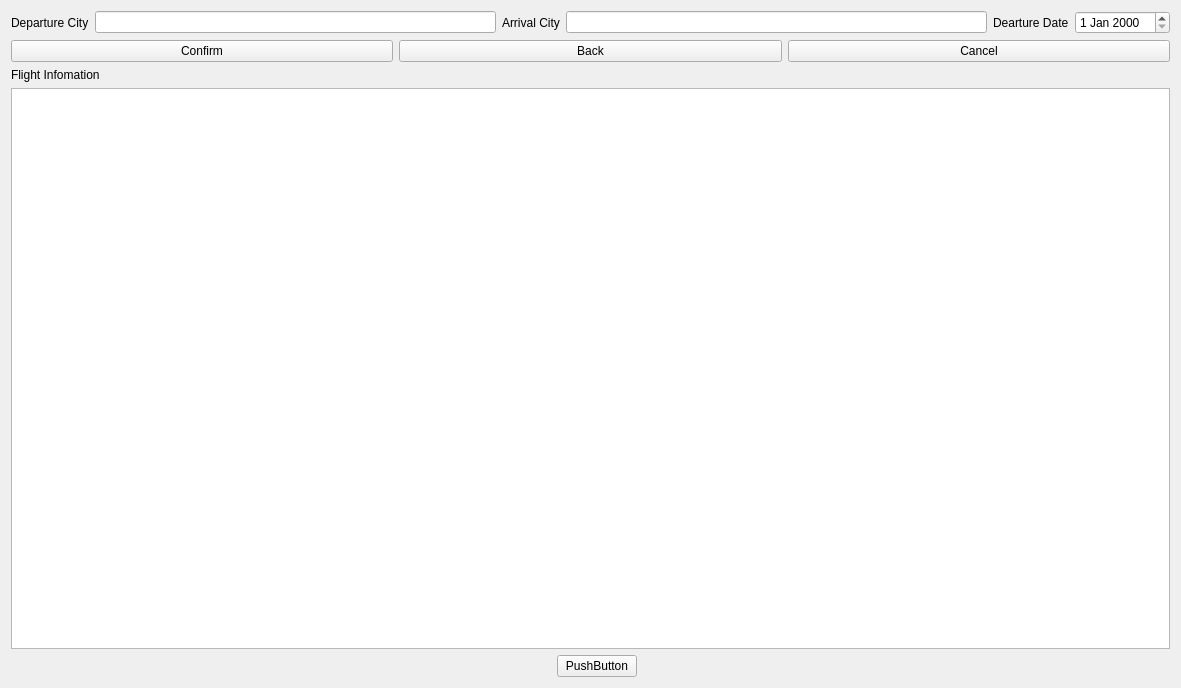
Before: the Qt Designer form flight_inquiry_citys_and_date.ui in Aloereed/Flightman_Client_DATA130039, drawn with Qt 5.
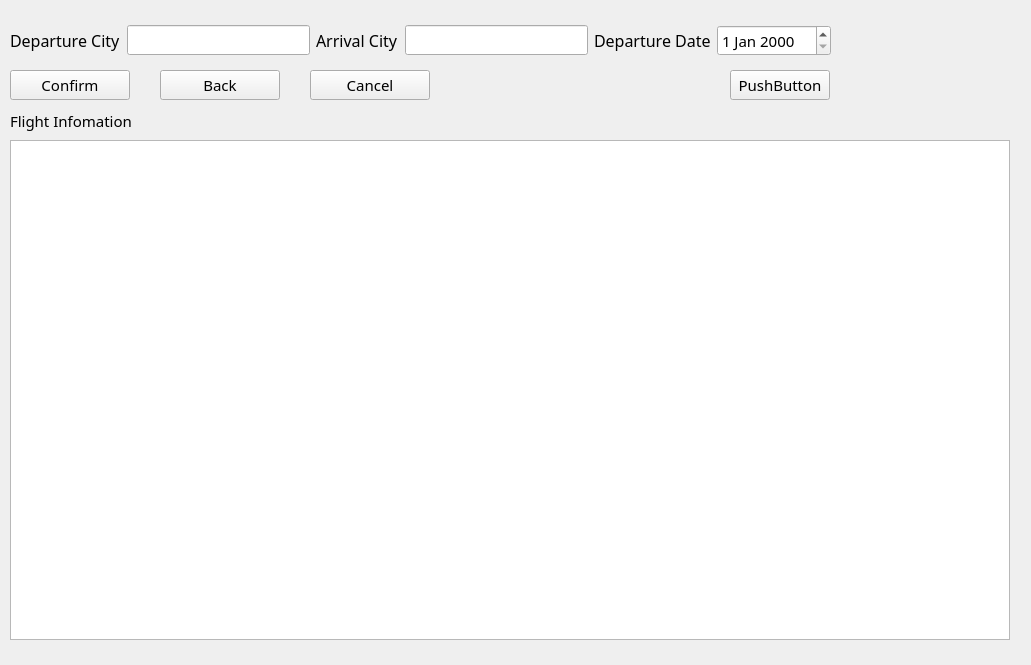
After: the same form once the commit is applied.

Commit message: 修改了查询和主界面的ui

What changed in the file:
```diff
--- a/flight_inquiry_citys_and_date.ui
+++ b/flight_inquiry_citys_and_date.ui
@@ -6,168 +6,223 @@
    <rect>
     <x>0</x>
     <y>0</y>
-    <width>1181</width>
-    <height>688</height>
+    <width>1031</width>
+    <height>665</height>
    </rect>
   </property>
   <property name="windowTitle">
    <string>Form</string>
   </property>
-  <layout class="QGridLayout" name="gridLayout_4">
-   <item row="0" column="0">
-    <layout class="QGridLayout" name="gridLayout">
-     <item row="0" column="0">
-      <layout class="QHBoxLayout" name="horizontalLayout_7">
-       <item>
-        <layout class="QHBoxLayout" name="horizontalLayout_5">
+  <widget class="QPushButton" name="pushButton_4">
+   <property name="geometry">
+    <rect>
+     <x>730</x>
+     <y>70</y>
+     <width>100</width>
+     <height>30</height>
+    </rect>
+   </property>
+   <property name="font">
+    <font>
+     <family>Yu Gothic UI Semilight</family>
+     <pointsize>11</pointsize>
+    </font>
+   </property>
+   <property name="text">
+    <string>PushButton</string>
+   </property>
+  </widget>
+  <widget class="QLabel" name="UserStatus">
+   <property name="geometry">
+    <rect>
+     <x>470</x>
+     <y>70</y>
+     <width>241</width>
+     <height>30</height>
+    </rect>
+   </property>
+   <property name="font">
+    <font>
+     <family>Yu Gothic UI Semilight</family>
+     <pointsize>11</pointsize>
+    </font>
+   </property>
+   <property name="text">
+    <string/>
+   </property>
+  </widget>
+  <widget class="QTableView" name="Flights">
+   <property name="geometry">
+    <rect>
+     <x>10</x>
+     <y>140</y>
+     <width>1000</width>
+     <height>500</height>
+    </rect>
+   </property>
+   <property name="font">
+    <font>
+     <family>Yu Gothic UI Semilight</family>
+    </font>
+   </property>
+  </widget>
+  <widget class="QLabel" name="label_4">
+   <property name="geometry">
+    <rect>
+     <x>10</x>
+     <y>110</y>
+     <width>121</width>
+     <height>21</height>
+    </rect>
+   </property>
+   <property name="font">
+    <font>
+     <family>Yu Gothic UI Semilight</family>
+     <pointsize>11</pointsize>
+    </font>
+   </property>
+   <property name="text">
+    <string>Flight Infomation</string>
+   </property>
+  </widget>
+  <widget class="QWidget" name="layoutWidget">
+   <property name="geometry">
+    <rect>
+     <x>10</x>
+     <y>10</y>
+     <width>821</width>
+     <height>61</height>
+    </rect>
+   </property>
+   <layout class="QHBoxLayout" name="horizontalLayout">
          <item>
           <widget class="QLabel" name="label">
+      <property name="font">
+       <font>
+        <family>Yu Gothic UI Semilight</family>
+        <pointsize>12</pointsize>
+       </font>
+      </property>
            <property name="text">
             <string>Departure City</string>
            </property>
           </widget>
          </item>
          <item>
-          <widget class="QLineEdit" name="DepatureCity"/>
-         </item>
-        </layout>
-       </item>
-       <item>
-        <layout class="QHBoxLayout" name="horizontalLayout_4">
+     <widget class="QLineEdit" name="DepatureCity">
+      <property name="font">
+       <font>
+        <family>Yu Gothic UI Semilight</family>
+        <pointsize>11</pointsize>
+       </font>
+      </property>
+     </widget>
+    </item>
          <item>
           <widget class="QLabel" name="label_2">
+      <property name="font">
+       <font>
+        <family>Yu Gothic UI Semilight</family>
+        <pointsize>12</pointsize>
+       </font>
+      </property>
            <property name="text">
             <string>Arrival City</string>
            </property>
           </widget>
          </item>
          <item>
-          <widget class="QLineEdit" name="ArrivalCity"/>
-         </item>
-        </layout>
-       </item>
-       <item>
-        <layout class="QHBoxLayout" name="horizontalLayout_6">
+     <widget class="QLineEdit" name="ArrivalCity">
+      <property name="font">
+       <font>
+        <family>Yu Gothic UI Semilight</family>
+        <pointsize>11</pointsize>
+       </font>
+      </property>
+     </widget>
+    </item>
          <item>
           <widget class="QLabel" name="label_3">
-           <property name="text">
-            <string>Dearture Date</string>
-           </property>
-          </widget>
-         </item>
-         <item>
-          <widget class="QDateEdit" name="dateEdit"/>
-         </item>
-        </layout>
-       </item>
-      </layout>
-     </item>
-     <item row="2" column="0">
-      <layout class="QHBoxLayout" name="horizontalLayout">
-       <item>
-        <widget class="QLabel" name="UserStatus">
+      <property name="font">
+       <font>
+        <family>Yu Gothic UI Semilight</family>
+        <pointsize>12</pointsize>
+       </font>
+      </property>
          <property name="text">
-          <string/>
+       <string>Departure Date</string>
          </property>
         </widget>
        </item>
        <item>
-        <spacer name="horizontalSpacer">
-         <property name="orientation">
-          <enum>Qt::Horizontal</enum>
-         </property>
-         <property name="sizeHint" stdset="0">
-          <size>
-           <width>40</width>
-           <height>20</height>
-          </size>
-         </property>
-        </spacer>
-       </item>
-       <item>
-        <widget class="QPushButton" name="pushButton_4">
-         <property name="text">
-          <string>PushButton</string>
-         </property>
-        </widget>
-       </item>
-       <item>
-        <spacer name="horizontalSpacer_2">
-         <property name="orientation">
-          <enum>Qt::Horizontal</enum>
-         </property>
-         <property name="sizeHint" stdset="0">
-          <size>
-           <width>78</width>
-           <height>21</height>
-          </size>
-         </property>
-        </spacer>
-       </item>
-      </layout>
-     </item>
-     <item row="1" column="0">
-      <layout class="QGridLayout" name="gridLayout_3">
-       <item row="2" column="0">
-        <layout class="QVBoxLayout" name="verticalLayout_4"/>
-       </item>
-       <item row="3" column="0">
-        <layout class="QVBoxLayout" name="verticalLayout_3">
-         <item>
-          <widget class="QLabel" name="label_4">
-           <property name="text">
-            <string>Flight Infomation</string>
-           </property>
-          </widget>
-         </item>
-         <item>
-          <widget class="QTableView" name="Flights"/>
-         </item>
-         <item>
-          <layout class="QHBoxLayout" name="horizontalLayout_2"/>
-         </item>
-        </layout>
-       </item>
-       <item row="0" column="0">
-        <layout class="QGridLayout" name="gridLayout_2">
-         <item row="0" column="0">
-          <layout class="QVBoxLayout" name="verticalLayout_2"/>
-         </item>
-         <item row="0" column="1">
-          <layout class="QVBoxLayout" name="verticalLayout"/>
-         </item>
-        </layout>
-       </item>
-       <item row="1" column="0">
-        <layout class="QHBoxLayout" name="horizontalLayout_3">
-         <item>
-          <widget class="QPushButton" name="pushButton">
-           <property name="text">
-            <string>Confirm</string>
-           </property>
-          </widget>
-         </item>
-         <item>
+     <widget class="QDateEdit" name="dateEdit">
+      <property name="font">
+       <font>
+        <family>Yu Gothic UI Semilight</family>
+        <pointsize>11</pointsize>
+       </font>
+      </property>
+     </widget>
+    </item>
+   </layout>
+  </widget>
           <widget class="QPushButton" name="pushButton_2">
+   <property name="geometry">
+    <rect>
+     <x>160</x>
+     <y>70</y>
+     <width>120</width>
+     <height>30</height>
+    </rect>
+   </property>
+   <property name="font">
+    <font>
+     <family>Yu Gothic UI Semilight</family>
+     <pointsize>11</pointsize>
+    </font>
+   </property>
            <property name="text">
             <string>Back</string>
            </property>
           </widget>
-         </item>
-         <item>
+  <widget class="QPushButton" name="pushButton">
+   <property name="geometry">
+    <rect>
+     <x>10</x>
+     <y>70</y>
+     <width>120</width>
+     <height>30</height>
+    </rect>
+   </property>
+   <property name="font">
+    <font>
+     <family>Yu Gothic UI Semilight</family>
+     <pointsize>11</pointsize>
+    </font>
+   </property>
+   <property name="text">
+    <string>Confirm</string>
+   </property>
+  </widget>
           <widget class="QPushButton" name="pushButton_3">
+   <property name="geometry">
+    <rect>
+     <x>310</x>
+     <y>70</y>
+     <width>120</width>
+     <height>30</height>
+    </rect>
+   </property>
+   <property name="font">
+    <font>
+     <family>Yu Gothic UI Semilight</family>
+     <pointsize>11</pointsize>
+    </font>
+   </property>
            <property name="text">
             <string>Cancel</string>
            </property>
           </widget>
-         </item>
-        </layout>
-       </item>
-      </layout>
-     </item>
-    </layout>
-   </item>
-  </layout>
  </widget>
  <resources/>
  <connections/>
```
Lines whose indentation alone changed are shown as unchanged. The commit also changes 7 other files.
